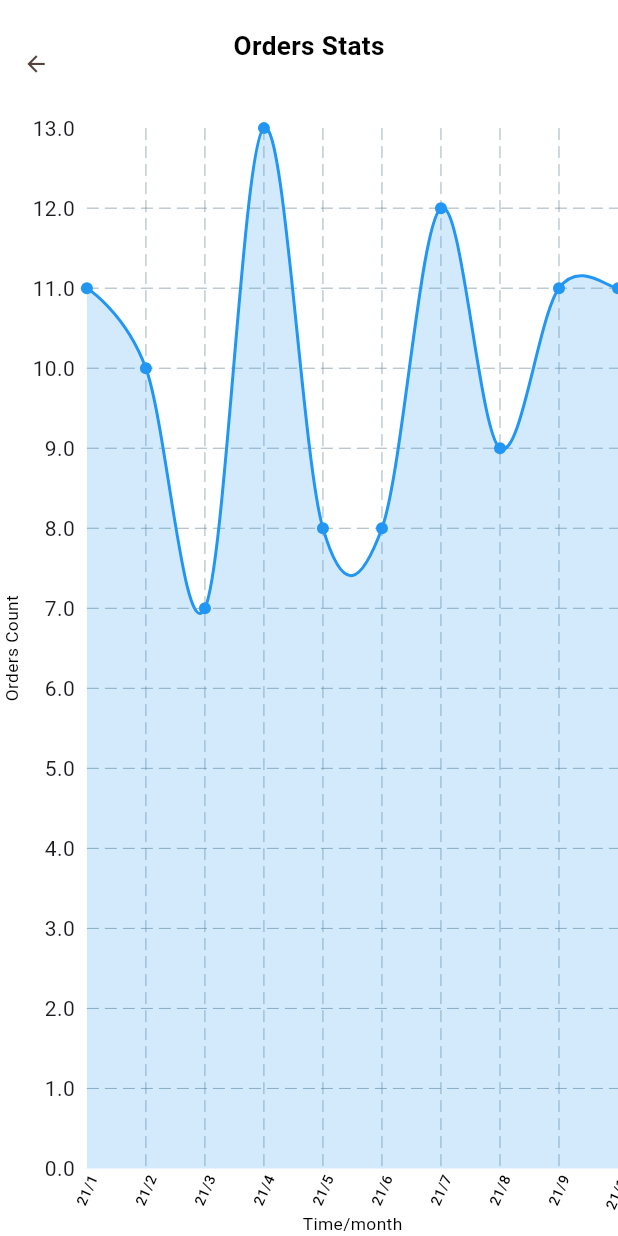
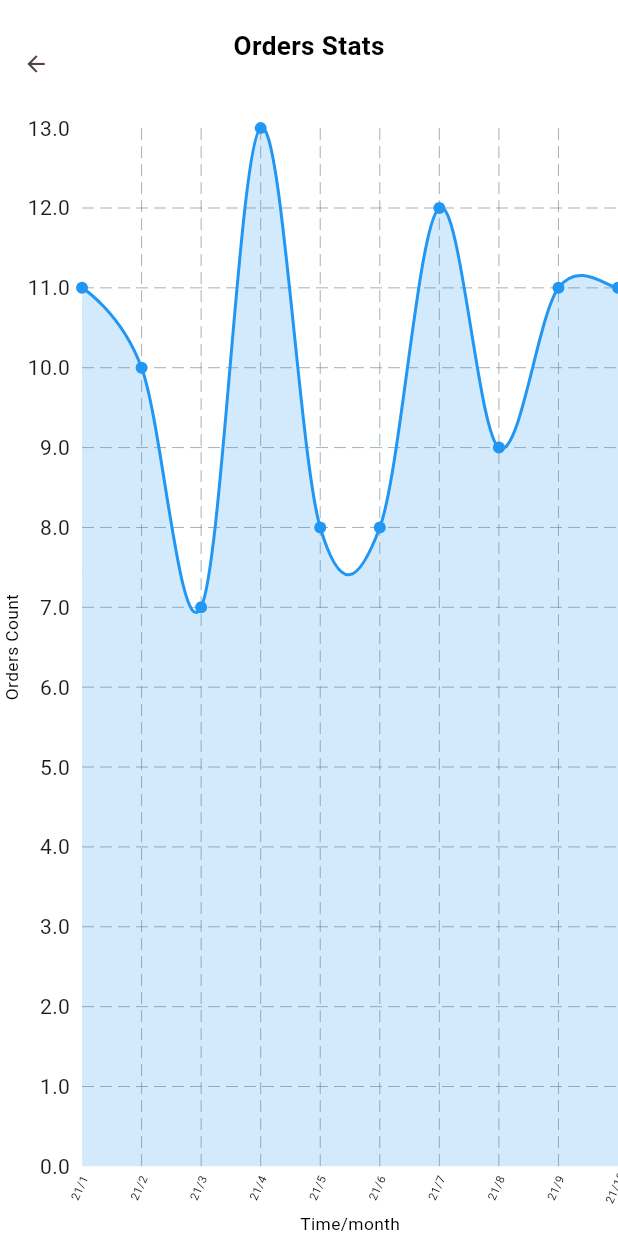
Before and after one commit to MustafaAhmed20/E-commerce-Order-Insights-App-Challenge, a Flutter app: the screen it shows after launch, after a tap on "Show stats", on a phone screen of 412 x 824 dp. Run offline on Flutter 3.47's test engine with Material 3 defaults, Android fonts, the light colour scheme and no system bars; drawn by our look-alikes of expandable, fl_chart; our stand-ins replace flutter_screenutil, google_fonts, page_transition.

```diff
--- a/lib/viwes/home.dart
+++ b/lib/viwes/home.dart
@@ -100,8 +100,7 @@ class _HomePageState extends State<HomePage> {
 
             // orange top
             Container(
-              width: 1.sw,
-              height: 35.h,
+              constraints: BoxConstraints(minHeight: 35.h, minWidth: 1.sw),
               padding: EdgeInsetsDirectional.only(
                 start: 10.w,
                 end: 10.w,
@@ -332,9 +331,8 @@ class _OrderBoxState extends State<_OrderBox> {
 
           //
           // Header
-          header: SizedBox(
-            height: minHeight,
-            width: 1.sw,
+          header: ConstrainedBox(
+            constraints: BoxConstraints(minHeight: minHeight, minWidth: 1.sw),
             child: _OrderBoxHeader(
               order: widget.order,
             ),
@@ -374,14 +372,15 @@ class _OrderBoxHeader extends StatelessWidget {
         children: [
           // image
           Container(
-            height: 76.h,
-            width: 83.w,
+            height: 80.dg,
+            width: 80.dg,
             clipBehavior: Clip.hardEdge,
             decoration: BoxDecoration(
               borderRadius: BorderRadius.circular(10.sp),
             ),
             child: Image.asset(
               'assets/images/logo.jpg',
+              fit: BoxFit.fill,
             ),
           ),
 
--- a/lib/viwes/stats.dart
+++ b/lib/viwes/stats.dart
@@ -131,7 +131,7 @@ class _StatsScreenState extends State<StatsScreen> {
                       sideTitles: SideTitles(
                         showTitles: true,
                         maxIncluded: true,
-                        reservedSize: 40.w,
+                        reservedSize: 40.r,
                         getTitlesWidget: (value, meta) {
                           return SideTitleWidget(
                             child: Text('$value'),
@@ -147,13 +147,11 @@ class _StatsScreenState extends State<StatsScreen> {
                       ),
                       sideTitles: SideTitles(
                         showTitles: true,
-                        reservedSize: 30.h,
+                        reservedSize: 30.dg,
                         getTitlesWidget: (value, meta) => SideTitleWidget(
                           child: Text(
                             dateDayFormatter(ordersDatesSorted[value.toInt()]),
-                            style: AppTextStyle.textStyle10.copyWith(
-                              fontWeight: FontWeight.w500,
-                            ),
+                            style: AppTextStyle.textStyle8.copyWith(),
                           ),
                           angle: -20,
                           axisSide: AxisSide.bottom,
```
Also changed, not shown: 3 other files.
